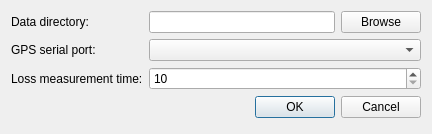
First picture: the form in app/wndsettings.ui, repository milyges/OpenDyno, before the edit.
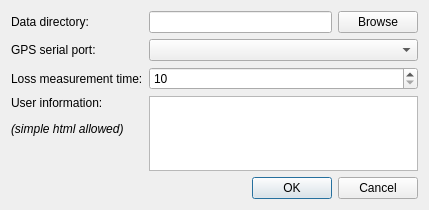
Second picture: the form after the edit.

The edit to the form file:
```diff
--- a/app/wndsettings.ui
+++ b/app/wndsettings.ui
@@ -6,8 +6,8 @@
    <rect>
     <x>0</x>
     <y>0</y>
-    <width>432</width>
-    <height>134</height>
+    <width>429</width>
+    <height>210</height>
    </rect>
   </property>
   <property name="windowTitle">
@@ -62,7 +62,7 @@
      </property>
     </widget>
    </item>
-   <item row="3" column="0" colspan="2">
+   <item row="4" column="0" colspan="2">
     <widget class="QDialogButtonBox" name="buttonBox">
      <property name="orientation">
       <enum>Qt::Horizontal</enum>
@@ -72,6 +72,19 @@
      </property>
     </widget>
    </item>
+   <item row="3" column="0">
+    <widget class="QLabel" name="label_4">
+     <property name="text">
+      <string>&lt;html&gt;&lt;head/&gt;&lt;body&gt;&lt;p&gt;User information:&lt;/p&gt;&lt;p&gt;&lt;span style=&quot; font-style:italic;&quot;&gt;(simple html allowed)&lt;/span&gt;&lt;/p&gt;&lt;/body&gt;&lt;/html&gt;</string>
+     </property>
+     <property name="alignment">
+      <set>Qt::AlignLeading|Qt::AlignLeft|Qt::AlignTop</set>
+     </property>
+    </widget>
+   </item>
+   <item row="3" column="1">
+    <widget class="QPlainTextEdit" name="pteUserInfo"/>
+   </item>
   </layout>
  </widget>
  <resources/>
```
